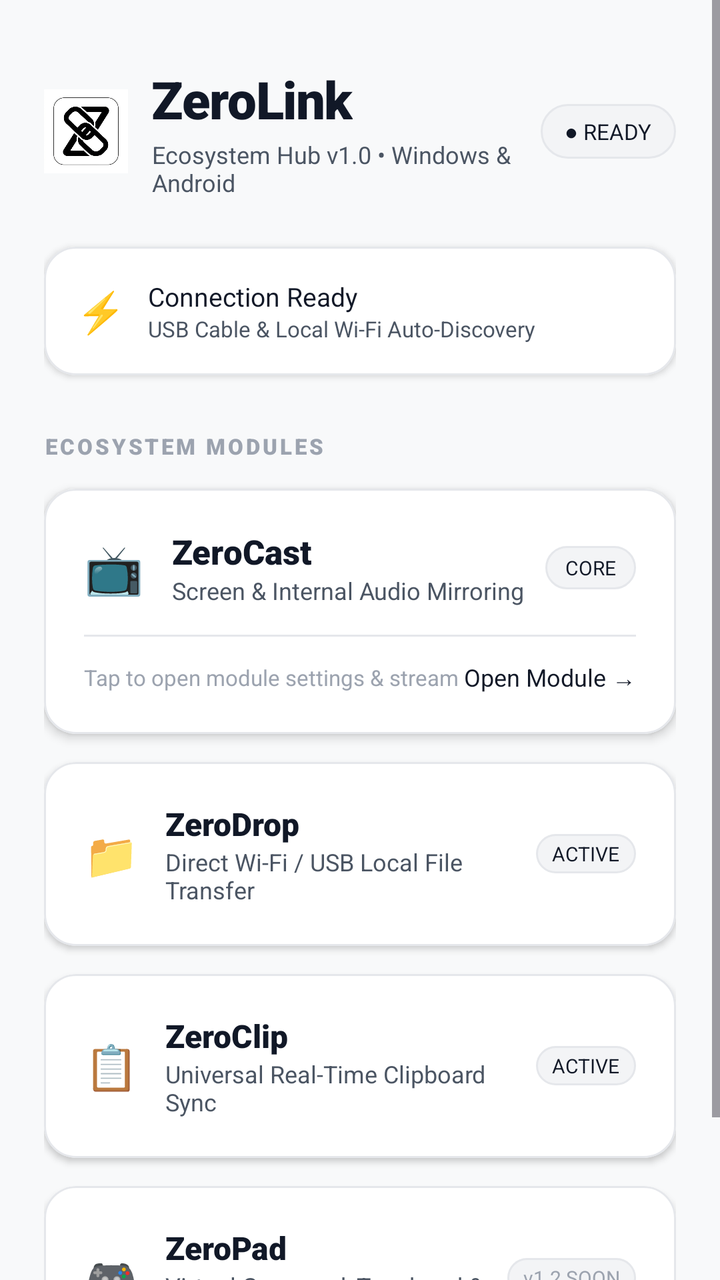
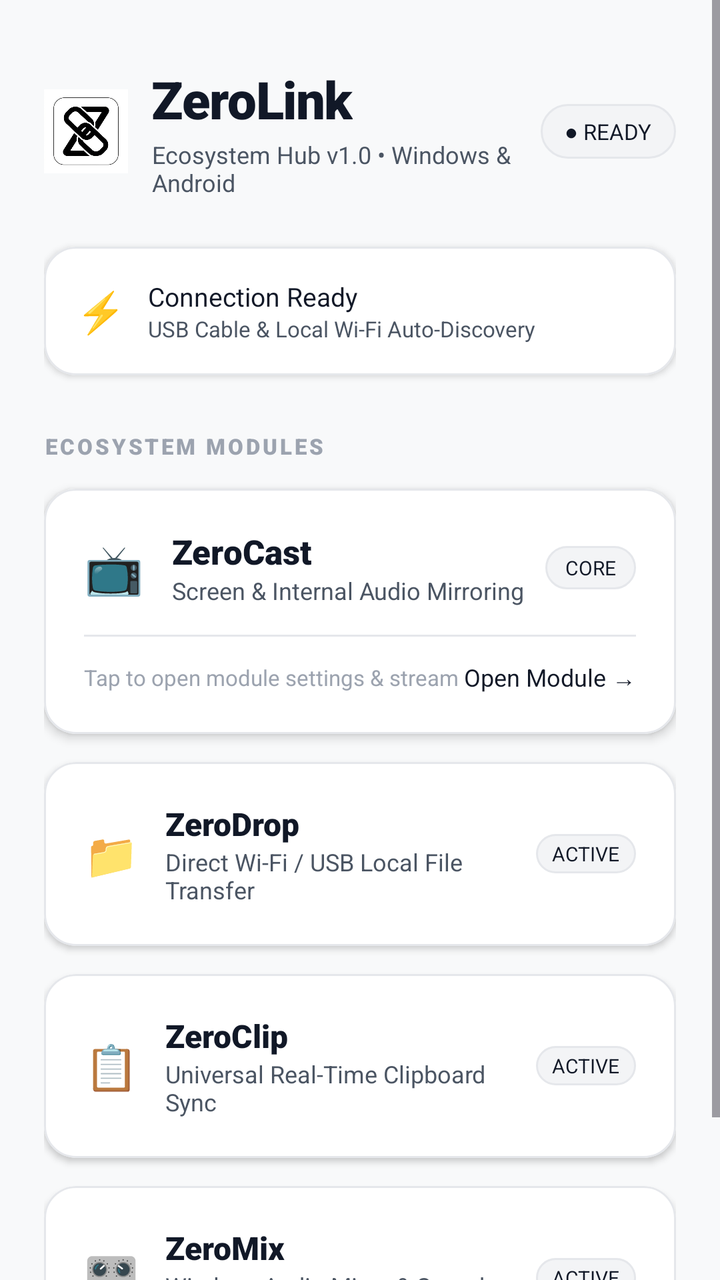

Two renders of the same Android screen: before a commit and after it. Below are the layout's source before the change and the commit's diff.
<!-- AndroidManifest.xml: application theme Theme.ZeroCast -->
<!-- res/layout/activity_main.xml -->
<?xml version="1.0" encoding="utf-8"?>
<ScrollView xmlns:android="http://schemas.android.com/apk/res/android"
    xmlns:app="http://schemas.android.com/apk/res-auto"
    xmlns:tools="http://schemas.android.com/tools"
    android:layout_width="match_parent"
    android:layout_height="match_parent"
    android:background="@color/background"
    android:fillViewport="true">

    <LinearLayout
        android:layout_width="match_parent"
        android:layout_height="wrap_content"
        android:orientation="vertical"
        android:paddingStart="22dp"
        android:paddingTop="32dp"
        android:paddingEnd="22dp"
        android:paddingBottom="48dp">

        
        <LinearLayout
            android:layout_width="match_parent"
            android:layout_height="wrap_content"
            android:gravity="center_vertical"
            android:orientation="horizontal">

            <ImageView
                android:layout_width="42dp"
                android:layout_height="42dp"
                android:layout_marginEnd="12dp"
                android:src="@drawable/ic_zerolink_logo"
                android:scaleType="fitCenter" />

            <LinearLayout
                android:layout_width="0dp"
                android:layout_height="wrap_content"
                android:layout_weight="1"
                android:orientation="vertical">

                <TextView
                    android:layout_width="wrap_content"
                    android:layout_height="wrap_content"
                    android:text="ZeroLink"
                    android:textColor="@color/text_primary"
                    android:textSize="26sp"
                    android:fontFamily="sans-serif-black"
                    android:letterSpacing="-0.02" />

                <TextView
                    android:layout_width="wrap_content"
                    android:layout_height="wrap_content"
                    android:layout_marginTop="2dp"
                    android:text="Ecosystem Hub v1.0 • Windows &amp; Android"
                    android:textColor="@color/text_secondary"
                    android:textSize="12sp" />
            </LinearLayout>

            <TextView
                android:id="@+id/tvHubStatus"
                android:layout_width="wrap_content"
                android:layout_height="wrap_content"
                android:background="@drawable/bg_badge_pill"
                android:paddingStart="12dp"
                android:paddingTop="6dp"
                android:paddingEnd="12dp"
                android:paddingBottom="6dp"
                android:text="● READY"
                android:textColor="@color/text_primary"
                android:textSize="11sp"
                android:fontFamily="sans-serif-bold" />
        </LinearLayout>

        
        <com.google.android.material.card.MaterialCardView
            android:layout_width="match_parent"
            android:layout_height="wrap_content"
            android:layout_marginTop="24dp"
            app:cardBackgroundColor="@color/surface"
            app:cardCornerRadius="16dp"
            app:cardElevation="2dp"
            app:strokeColor="@color/surface_stroke"
            app:strokeWidth="1dp">

            <LinearLayout
                android:layout_width="match_parent"
                android:layout_height="wrap_content"
                android:orientation="horizontal"
                android:gravity="center_vertical"
                android:padding="16dp">

                <TextView
                    android:layout_width="wrap_content"
                    android:layout_height="wrap_content"
                    android:text="⚡ "
                    android:textSize="20sp" />

                <LinearLayout
                    android:layout_width="0dp"
                    android:layout_height="wrap_content"
                    android:layout_marginStart="6dp"
                    android:layout_weight="1"
                    android:orientation="vertical">

                    <TextView
                        android:layout_width="wrap_content"
                        android:layout_height="wrap_content"
                        android:text="Connection Ready"
                        android:textColor="@color/text_primary"
                        android:textSize="13sp"
                        android:fontFamily="sans-serif-bold" />

                    <TextView
                        android:layout_width="wrap_content"
                        android:layout_height="wrap_content"
                        android:text="USB Cable &amp; Local Wi-Fi Auto-Discovery"
                        android:textColor="@color/text_secondary"
                        android:textSize="11sp" />
                </LinearLayout>
            </LinearLayout>
        </com.google.android.material.card.MaterialCardView>

        
        <TextView
            android:layout_width="wrap_content"
            android:layout_height="wrap_content"
            android:layout_marginTop="28dp"
            android:layout_marginBottom="14dp"
            android:text="ECOSYSTEM MODULES"
            android:textColor="@color/text_tertiary"
            android:textSize="11sp"
            android:fontFamily="sans-serif-black"
            android:letterSpacing="0.12" />

        
        <com.google.android.material.card.MaterialCardView
            android:id="@+id/cardModuleZeroCast"
            android:layout_width="match_parent"
            android:layout_height="wrap_content"
            android:clickable="true"
            android:focusable="true"
            android:foreground="?attr/selectableItemBackground"
            app:cardBackgroundColor="@color/surface"
            app:cardCornerRadius="16dp"
            app:cardElevation="3dp"
            app:strokeColor="@color/surface_stroke"
            app:strokeWidth="1dp">

            <LinearLayout
                android:layout_width="match_parent"
                android:layout_height="wrap_content"
                android:orientation="vertical"
                android:padding="20dp">

                <LinearLayout
                    android:layout_width="match_parent"
                    android:layout_height="wrap_content"
                    android:gravity="center_vertical"
                    android:orientation="horizontal">

                    <TextView
                        android:layout_width="wrap_content"
                        android:layout_height="wrap_content"
                        android:text="📺 "
                        android:textSize="24sp" />

                    <LinearLayout
                        android:layout_width="0dp"
                        android:layout_height="wrap_content"
                        android:layout_marginStart="8dp"
                        android:layout_weight="1"
                        android:orientation="vertical">

                        <TextView
                            android:layout_width="wrap_content"
                            android:layout_height="wrap_content"
                            android:text="ZeroCast"
                            android:textColor="@color/text_primary"
                            android:textSize="17sp"
                            android:fontFamily="sans-serif-black" />

                        <TextView
                            android:layout_width="wrap_content"
                            android:layout_height="wrap_content"
                            android:text="Screen &amp; Internal Audio Mirroring"
                            android:textColor="@color/text_secondary"
                            android:textSize="12sp" />
                    </LinearLayout>

                    <TextView
                        android:layout_width="wrap_content"
                        android:layout_height="wrap_content"
                        android:background="@drawable/bg_badge_pill"
                        android:paddingStart="10dp"
                        android:paddingTop="4dp"
                        android:paddingEnd="10dp"
                        android:paddingBottom="4dp"
                        android:text="CORE"
                        android:textColor="@color/text_primary"
                        android:textSize="10sp"
                        android:fontFamily="sans-serif-bold" />
                </LinearLayout>

                <View
                    android:layout_width="match_parent"
                    android:layout_height="1dp"
                    android:layout_marginTop="14dp"
                    android:layout_marginBottom="12dp"
                    android:background="@color/surface_stroke" />

                <LinearLayout
                    android:layout_width="match_parent"
                    android:layout_height="wrap_content"
                    android:gravity="center_vertical"
                    android:orientation="horizontal">

                    <TextView
                        android:layout_width="0dp"
                        android:layout_height="wrap_content"
                        android:layout_weight="1"
                        android:text="Tap to open module settings &amp; stream"
                        android:textColor="@color/text_tertiary"
                        android:textSize="11sp" />

                    <TextView
                        android:layout_width="wrap_content"
                        android:layout_height="wrap_content"
                        android:text="Open Module →"
                        android:textColor="@color/text_primary"
                        android:textSize="12sp"
                        android:fontFamily="sans-serif-bold" />
                </LinearLayout>

            </LinearLayout>
        </com.google.android.material.card.MaterialCardView>

        
        <com.google.android.material.card.MaterialCardView
            android:id="@+id/cardModuleZeroDrop"
            android:layout_width="match_parent"
            android:layout_height="wrap_content"
            android:layout_marginTop="14dp"
            android:clickable="true"
            android:focusable="true"
            android:foreground="?attr/selectableItemBackground"
            app:cardBackgroundColor="@color/surface"
            app:cardCornerRadius="16dp"
            app:cardElevation="2dp"
            app:strokeColor="@color/surface_stroke"
            app:strokeWidth="1dp">

            <LinearLayout
                android:layout_width="match_parent"
                android:layout_height="wrap_content"
                android:orientation="horizontal"
                android:gravity="center_vertical"
                android:padding="20dp">

                <TextView
                    android:layout_width="wrap_content"
                    android:layout_height="wrap_content"
                    android:text="📁 "
                    android:textSize="22sp" />

                <LinearLayout
                    android:layout_width="0dp"
                    android:layout_height="wrap_content"
                    android:layout_marginStart="8dp"
                    android:layout_weight="1"
                    android:orientation="vertical">

                    <TextView
                        android:layout_width="wrap_content"
                        android:layout_height="wrap_content"
                        android:text="ZeroDrop"
                        android:textColor="@color/text_primary"
                        android:textSize="16sp"
                        android:fontFamily="sans-serif-black" />

                    <TextView
                        android:layout_width="wrap_content"
                        android:layout_height="wrap_content"
                        android:text="Direct Wi-Fi / USB Local File Transfer"
                        android:textColor="@color/text_secondary"
                        android:textSize="12sp" />
                </LinearLayout>

                <TextView
                    android:layout_width="wrap_content"
                    android:layout_height="wrap_content"
                    android:background="@drawable/bg_badge_pill"
                    android:paddingStart="8dp"
                    android:paddingTop="3dp"
                    android:paddingEnd="8dp"
                    android:paddingBottom="3dp"
                    android:text="ACTIVE"
                    android:textColor="@color/text_primary"
                    android:textSize="10sp"
                    android:fontFamily="sans-serif-bold" />
            </LinearLayout>
        </com.google.android.material.card.MaterialCardView>

        
        <com.google.android.material.card.MaterialCardView
            android:id="@+id/cardModuleZeroClip"
            android:layout_width="match_parent"
            android:layout_height="wrap_content"
            android:layout_marginTop="14dp"
            android:clickable="true"
            android:focusable="true"
            android:foreground="?attr/selectableItemBackground"
            app:cardBackgroundColor="@color/surface"
            app:cardCornerRadius="16dp"
            app:cardElevation="2dp"
            app:strokeColor="@color/surface_stroke"
            app:strokeWidth="1dp">

            <LinearLayout
                android:layout_width="match_parent"
                android:layout_height="wrap_content"
                android:orientation="horizontal"
                android:gravity="center_vertical"
                android:padding="20dp">

                <TextView
                    android:layout_width="wrap_content"
                    android:layout_height="wrap_content"
                    android:text="📋 "
                    android:textSize="22sp" />

                <LinearLayout
                    android:layout_width="0dp"
                    android:layout_height="wrap_content"
                    android:layout_marginStart="8dp"
                    android:layout_weight="1"
                    android:orientation="vertical">

                    <TextView
                        android:layout_width="wrap_content"
                        android:layout_height="wrap_content"
                        android:text="ZeroClip"
                        android:textColor="@color/text_primary"
                        android:textSize="16sp"
                        android:fontFamily="sans-serif-black" />

                    <TextView
                        android:layout_width="wrap_content"
                        android:layout_height="wrap_content"
                        android:text="Universal Real-Time Clipboard Sync"
                        android:textColor="@color/text_secondary"
                        android:textSize="12sp" />
                </LinearLayout>

                <TextView
                    android:layout_width="wrap_content"
                    android:layout_height="wrap_content"
                    android:background="@drawable/bg_badge_pill"
                    android:paddingStart="8dp"
                    android:paddingTop="3dp"
                    android:paddingEnd="8dp"
                    android:paddingBottom="3dp"
                    android:text="ACTIVE"
                    android:textColor="@color/text_primary"
                    android:textSize="10sp"
                    android:fontFamily="sans-serif-bold" />
            </LinearLayout>
        </com.google.android.material.card.MaterialCardView>

        
        <com.google.android.material.card.MaterialCardView
            android:id="@+id/cardModuleZeroPad"
            android:layout_width="match_parent"
            android:layout_height="wrap_content"
            android:layout_marginTop="14dp"
            android:clickable="true"
            android:focusable="true"
            android:foreground="?attr/selectableItemBackground"
            app:cardBackgroundColor="@color/surface"
            app:cardCornerRadius="16dp"
            app:cardElevation="2dp"
            app:strokeColor="@color/surface_stroke"
            app:strokeWidth="1dp">

            <LinearLayout
                android:layout_width="match_parent"
                android:layout_height="wrap_content"
                android:orientation="horizontal"
                android:gravity="center_vertical"
                android:padding="20dp">

                <TextView
                    android:layout_width="wrap_content"
                    android:layout_height="wrap_content"
                    android:text="🎮 "
                    android:textSize="22sp" />

                <LinearLayout
                    android:layout_width="0dp"
                    android:layout_height="wrap_content"
                    android:layout_marginStart="8dp"
                    android:layout_weight="1"
                    android:orientation="vertical">

                    <TextView
                        android:layout_width="wrap_content"
                        android:layout_height="wrap_content"
                        android:text="ZeroPad"
                        android:textColor="@color/text_primary"
                        android:textSize="16sp"
                        android:fontFamily="sans-serif-black" />

                    <TextView
                        android:layout_width="wrap_content"
                        android:layout_height="wrap_content"
                        android:text="Virtual Gamepad, Touchpad &amp; Macro Deck"
                        android:textColor="@color/text_secondary"
                        android:textSize="12sp" />
                </LinearLayout>

                <TextView
                    android:layout_width="wrap_content"
                    android:layout_height="wrap_content"
                    android:background="@drawable/bg_badge_pill"
                    android:paddingStart="8dp"
                    android:paddingTop="3dp"
                    android:paddingEnd="8dp"
                    android:paddingBottom="3dp"
                    android:text="v1.2 SOON"
                    android:textColor="@color/text_tertiary"
                    android:textSize="10sp"
                    android:fontFamily="sans-serif-bold" />
            </LinearLayout>
        </com.google.android.material.card.MaterialCardView>

    </LinearLayout>
</ScrollView>
<!-- resources referenced by this layout -->
<resources>
  <color name="background">#F8F9FA</color>
  <color name="surface">#FFFFFF</color>
  <color name="surface_stroke">#E5E7EB</color>
  <color name="text_primary">#111827</color>
  <color name="text_secondary">#4B5563</color>
  <color name="text_tertiary">#9CA3AF</color>
  <!-- drawable bg_badge_pill (drawable) -->
  <?xml version="1.0" encoding="utf-8"?>
  <shape xmlns:android="http://schemas.android.com/apk/res/android"
      android:shape="rectangle">
      <corners android:radius="14dp" />
      <solid android:color="#F3F4F6" />
      <stroke
          android:width="1dp"
          android:color="#E5E7EB" />
  </shape>
  <!-- drawable ic_zerolink_logo: png bitmap (drawable, 65190 bytes) -->
  <style name="Theme.ZeroCast" parent="Theme.Material3.Light.NoActionBar">
          <item name="colorPrimary">@color/primary</item>
          <item name="android:windowBackground">@color/background</item>
          <item name="android:statusBarColor">@color/background</item>
          <item name="android:windowLightStatusBar">true</item>
      </style>
  <color name="primary">#000000</color>
</resources>

<!-- the commit's change to res/layout/activity_main.xml (unified diff, before → after) -->
@@ -366,7 +366,7 @@
 
         
         <com.google.android.material.card.MaterialCardView
-            android:id="@+id/cardModuleZeroPad"
+            android:id="@+id/cardModuleZeroMix"
             android:layout_width="match_parent"
             android:layout_height="wrap_content"
             android:layout_marginTop="14dp"
@@ -389,7 +389,7 @@
                 <TextView
                     android:layout_width="wrap_content"
                     android:layout_height="wrap_content"
-                    android:text="🎮 "
+                    android:text="🎛️ "
                     android:textSize="22sp" />
 
                 <LinearLayout
@@ -402,7 +402,7 @@
                     <TextView
                         android:layout_width="wrap_content"
                         android:layout_height="wrap_content"
-                        android:text="ZeroPad"
+                        android:text="ZeroMix"
                         android:textColor="@color/text_primary"
                         android:textSize="16sp"
                         android:fontFamily="sans-serif-black" />
@@ -410,7 +410,7 @@
                     <TextView
                         android:layout_width="wrap_content"
                         android:layout_height="wrap_content"
-                        android:text="Virtual Gamepad, Touchpad &amp; Macro Deck"
+                        android:text="Wireless Audio Mixer &amp; Sound Deck"
                         android:textColor="@color/text_secondary"
                         android:textSize="12sp" />
                 </LinearLayout>
@@ -423,8 +423,8 @@
                     android:paddingTop="3dp"
                     android:paddingEnd="8dp"
                     android:paddingBottom="3dp"
-                    android:text="v1.2 SOON"
-                    android:textColor="@color/text_tertiary"
+                    android:text="ACTIVE"
+                    android:textColor="@color/text_primary"
                     android:textSize="10sp"
                     android:fontFamily="sans-serif-bold" />
             </LinearLayout>
